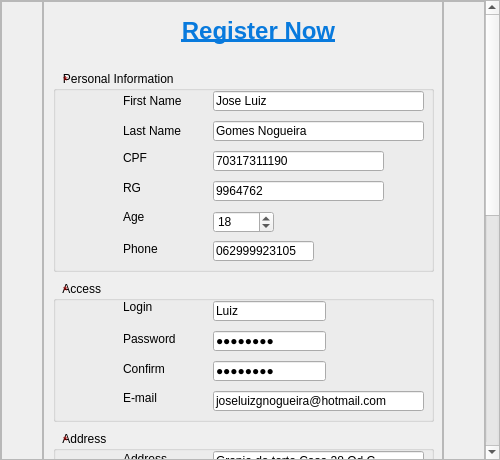
First picture: the form in Ipiranga_GUI/formregister.ui, repository Hugo-NF/App_Ipiranga, before the edit.
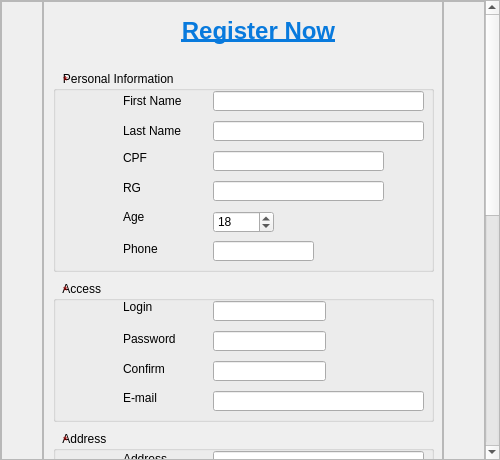
Second picture: the form after the edit. Icons and pictures are not drawn.

```diff
--- a/Ipiranga_GUI/formregister.ui
+++ b/Ipiranga_GUI/formregister.ui
@@ -262,9 +262,6 @@
            <property name="locale">
             <locale language="English" country="UnitedStates"/>
            </property>
-           <property name="text">
-            <string>Jose Luiz</string>
-           </property>
            <property name="maxLength">
             <number>20</number>
            </property>
@@ -285,7 +282,7 @@
             <locale language="English" country="UnitedStates"/>
            </property>
            <property name="text">
-            <string>Gomes Nogueira</string>
+            <string/>
            </property>
            <property name="maxLength">
             <number>20</number>
@@ -307,7 +304,7 @@
             <set>Qt::ImhFormattedNumbersOnly</set>
            </property>
            <property name="text">
-            <string>70317311190</string>
+            <string/>
            </property>
            <property name="maxLength">
             <number>11</number>
@@ -326,7 +323,7 @@
             <locale language="English" country="UnitedStates"/>
            </property>
            <property name="text">
-            <string>9964762</string>
+            <string/>
            </property>
            <property name="maxLength">
             <number>11</number>
@@ -364,7 +361,7 @@
             <locale language="English" country="UnitedStates"/>
            </property>
            <property name="text">
-            <string>062999923105</string>
+            <string/>
            </property>
            <property name="maxLength">
             <number>15</number>
@@ -479,7 +476,7 @@
             <locale language="English" country="UnitedStates"/>
            </property>
            <property name="text">
-            <string>Granja do torto Casa 28 Qd.C</string>
+            <string/>
            </property>
            <property name="maxLength">
             <number>100</number>
@@ -833,7 +830,7 @@
             <locale language="English" country="UnitedStates"/>
            </property>
            <property name="text">
-            <string>Luiz</string>
+            <string/>
            </property>
            <property name="maxLength">
             <number>20</number>
@@ -852,7 +849,7 @@
             <locale language="English" country="UnitedStates"/>
            </property>
            <property name="text">
-            <string>12345678</string>
+            <string/>
            </property>
            <property name="maxLength">
             <number>30</number>
@@ -890,7 +887,7 @@
             <locale language="English" country="UnitedStates"/>
            </property>
            <property name="text">
-            <string>12345678</string>
+            <string/>
            </property>
            <property name="maxLength">
             <number>30</number>
@@ -912,7 +909,7 @@
             <locale language="English" country="UnitedStates"/>
            </property>
            <property name="text">
-            <string>joseluizgnogueira@hotmail.com</string>
+            <string/>
            </property>
            <property name="maxLength">
             <number>45</number>
```
Left out of the diff: 31 changed lines with no effect on the pictures.
